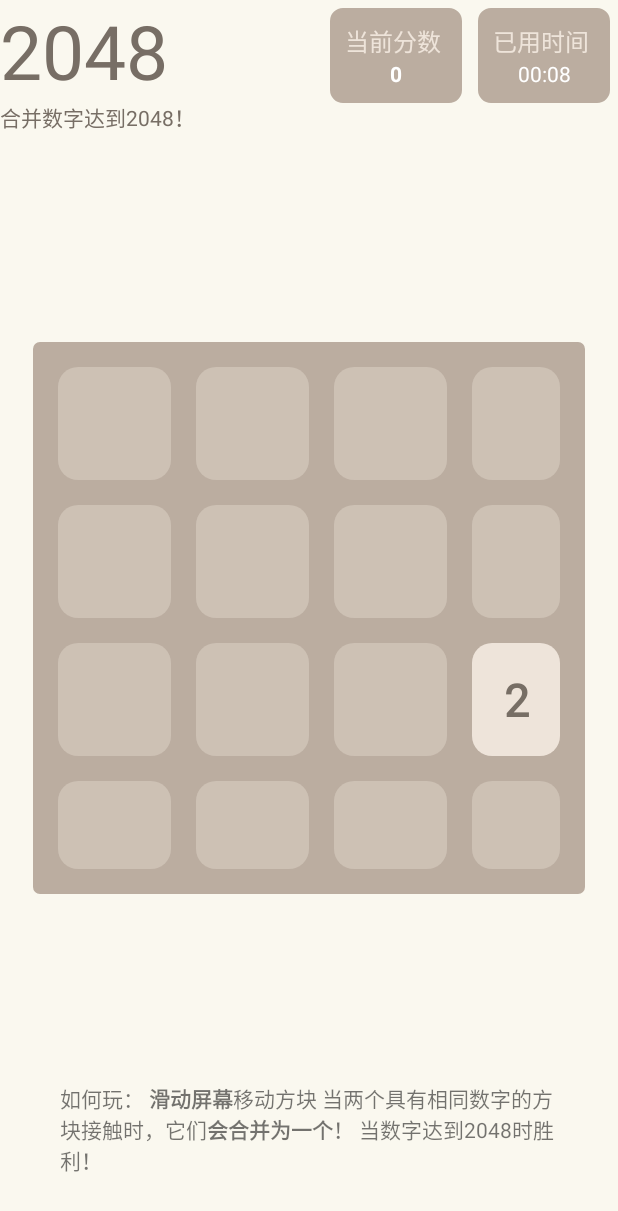
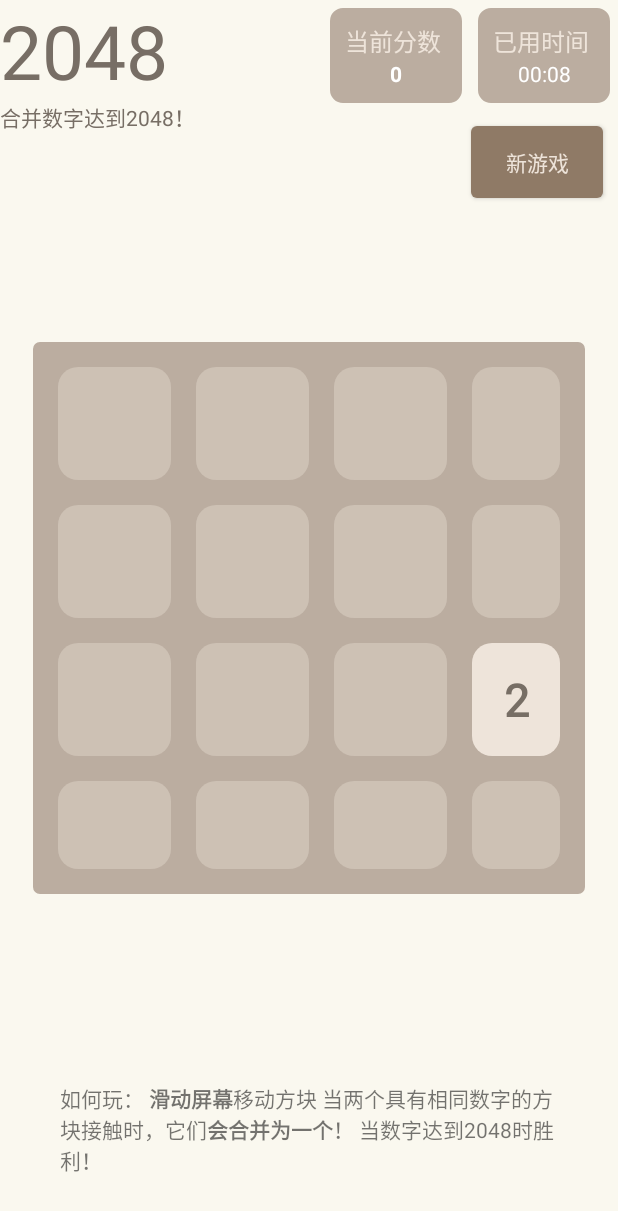
Before and after one commit to kkkknn/My_2048, an Android app: the screen it shows after launch (GameActivity), on a phone screen of 412 x 824 dp. Shown: the top 1211 px of the screen. Run offline under Robolectric (Android 15) with nearby library versions, the phone set to English and light mode, and no system bars.

Commit message:
增加重置游戏及游戏结束UI

```diff
--- a/app/src/main/java/com/example/kkkkkn/my_2048/custom_view/GameView.java
+++ b/app/src/main/java/com/example/kkkkkn/my_2048/custom_view/GameView.java
@@ -47,6 +47,10 @@ public class GameView extends GridLayout {
 
     public void initView(int count, int size) {
         this.columnCount=count;
+
+        //清空所有对象，
+        removeAllViews();
+
         setColumnCount(columnCount);
         //初始化布局
         initCards(size,size);
@@ -286,6 +290,7 @@ public class GameView extends GridLayout {
 
     }
 
+
     public interface Listener{
         void merge(int num);
         void gameOver(boolean isFinish);
--- a/app/src/main/java/com/example/kkkkkn/my_2048/custom_view/ScoreView.java
+++ b/app/src/main/java/com/example/kkkkkn/my_2048/custom_view/ScoreView.java
@@ -147,6 +147,10 @@ public class ScoreView extends PopupWindow {
 
     }
 
+    public void reset(){
+        cacheScore=0;
+    }
+
     /**
      * 动画
      *
--- /dev/null
+++ b/app/src/main/res/drawable/btn_background.xml
@@ -0,0 +1,23 @@
+<?xml version="1.0" encoding="utf-8"?>
+<selector xmlns:android="http://schemas.android.com/apk/res/android" >
+    <item android:state_enabled="false">
+        <shape  android:shape="rectangle">
+            <corners android:radius="4dip" />
+            <solid android:color="#8F7A66" />
+        </shape>
+    </item>
+
+    <item android:state_pressed="true">
+        <shape android:shape="rectangle">
+            <solid android:color="#CDC1B4"/>
+            <corners android:radius="4dip"/>
+        </shape>
+    </item>
+
+    <item android:state_pressed="false">
+        <shape android:shape="rectangle">
+            <solid android:color="#8F7A66"/>
+            <corners android:radius="4dip"/>
+        </shape>
+    </item>
+</selector>
--- /dev/null
+++ b/app/src/main/res/drawable/btn_color.xml
@@ -0,0 +1,7 @@
+
+<selector xmlns:android="http://schemas.android.com/apk/res/android">
+    <item android:state_focused="false" android:state_enabled="true" android:state_pressed="false"
+        android:color="@color/TextColorWrite" />
+    <item android:state_enabled="false" android:color="@color/TextColorWrite" />
+    <item android:state_pressed="true" android:color="@color/TextColorBlack" />
+</selector>
--- a/app/src/main/res/layout/activity_game.xml
+++ b/app/src/main/res/layout/activity_game.xml
@@ -30,6 +30,7 @@
         android:layout_alignParentTop="true"
         android:layout_alignParentEnd="true"
         android:layout_width="wrap_content"
+        android:id="@+id/info_layout"
         android:layout_height="wrap_content"
         android:orientation="horizontal">
 
@@ -85,6 +86,18 @@
 
     </LinearLayout>
 
+    <Button
+        android:id="@+id/new_btn"
+        android:layout_width="wrap_content"
+        android:layout_height="wrap_content"
+        android:layout_below="@+id/info_layout"
+        android:layout_alignParentEnd="true"
+        android:layout_margin="10dp"
+        android:background="@drawable/btn_background"
+        android:textColor="@drawable/btn_color"
+        android:textSize="14sp"
+        android:text="新游戏" />
+
     <com.example.kkkkkn.my_2048.custom_view.GameView
         android:id="@+id/game_view"
         android:background="@drawable/view_border"
--- a/app/src/main/res/values/colors.xml
+++ b/app/src/main/res/values/colors.xml
@@ -3,6 +3,7 @@
     <color name="colorPrimary">#008577</color>
     <color name="colorPrimaryDark">#00574B</color>
     <color name="colorAccent">#D81B60</color>
+    <color name="transparent">#00000000</color>
     <color name="viewBackground">#BBADA0</color>
     <color name="CardBackground">#CDC1B4</color>
     <color name="APPBackground">#FAF8EF</color>
```
Also changed, not shown: app/src/main/java/com/example/kkkkkn/my_2048/GameActivity.java (+44 -2 lines), app/src/main/java/com/example/kkkkkn/my_2048/custom_view/MessageDialog.java (added, +70 -0 lines), app/src/main/res/layout/msg_dialog_layout.xml (added, +28 -0 lines).
